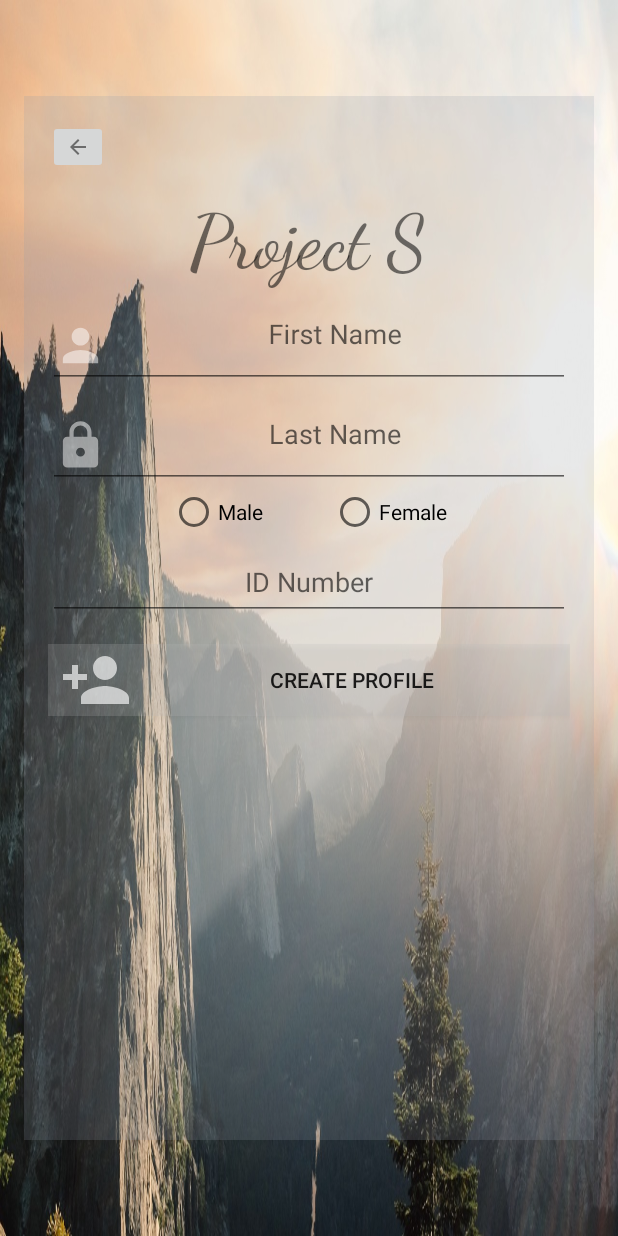
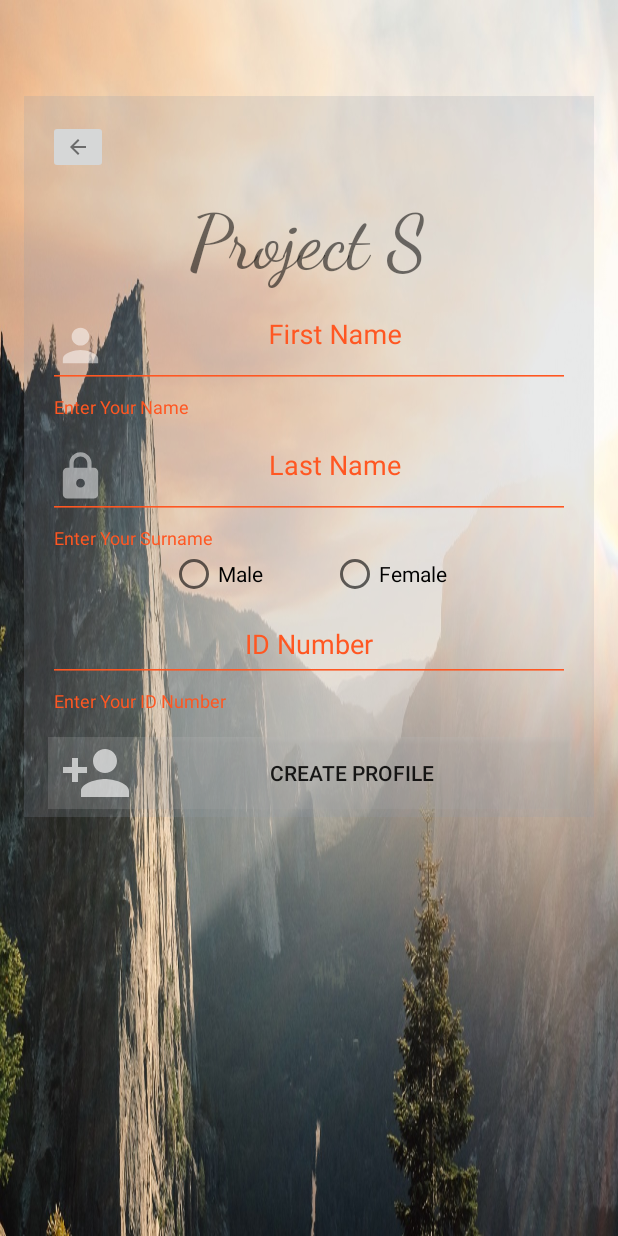
Before and after one commit to NgakaMafona/ProjectS, an Android app: the fragment ProfileSetUp placed in its activity, after a tap on "CREATE PROFILE", on a phone screen of 412 x 824 dp. Run offline under Robolectric (Android 15) with nearby library versions, the phone set to English and light mode, and no system bars; our stand-ins replace ButterKnife, Firebase (no records; nobody signed in at launch, a user with empty details on screens opened directly).

Commit message:
Forth final Commit
1. Account creating completed
2. Sign in completed
3: Validations completed

```diff
--- a/app/src/main/java/layout/ProfileSetUp.java
+++ b/app/src/main/java/layout/ProfileSetUp.java
@@ -1,8 +1,12 @@
 package layout;
 
 
+import android.app.FragmentManager;
+import android.app.FragmentTransaction;
+import android.content.Intent;
 import android.os.Bundle;
 import android.app.Fragment;
+import android.support.design.widget.TextInputLayout;
 import android.view.LayoutInflater;
 import android.view.View;
 import android.view.ViewGroup;
@@ -16,10 +20,17 @@ import com.google.firebase.auth.FirebaseAuth;
 import com.google.firebase.database.DatabaseReference;
 import com.google.firebase.database.FirebaseDatabase;
 
+import java.util.Date;
+import java.util.HashMap;
+import java.util.Map;
+import java.util.Objects;
+
 import butterknife.BindView;
 import butterknife.ButterKnife;
 import za.co.developersjunction.projects.R;
+import za.co.developersjunction.projects.loginTest;
 import za.co.developersjunction.projects.pojo.user.User;
+import za.co.developersjunction.projects.utils.Validations;
 
 
 /**
@@ -29,14 +40,18 @@ public class ProfileSetUp extends Fragment implements RadioGroup.OnCheckedChange
 {
 
     //Bind edit text views
-    @BindView(R.id.edt_pro_firstname) EditText first_name;
-    @BindView(R.id.edt_pro_lastname) EditText last_name;
-    @BindView(R.id.edt_pro_idNumber) EditText id_number;
+    EditText first_name;
+    EditText last_name;
+    EditText id_number;
 
     //Bind RadioGroup
     @BindView(R.id.rdg_gender)RadioGroup rdg_gender;
 
     Button btn_create;
+
+    TextInputLayout til_name;
+    TextInputLayout til_surname;
+    TextInputLayout til_idNumber;
 
     String gender;
     String name;
@@ -60,11 +75,21 @@ public class ProfileSetUp extends Fragment implements RadioGroup.OnCheckedChange
         // Inflate the layout for this fragment
         v  = inflater.inflate(R.layout.fragment_profile_set_up, container, false);
 
-        ButterKnife.bind(this,v);
+        //ButterKnife.bind(this,v);
 
+        first_name = (EditText) v.findViewById(R.id.edt_pro_firstname);
+        last_name = (EditText) v.findViewById(R.id.edt_pro_lastname);
+        id_number = (EditText) v.findViewById(R.id.edt_pro_idNumber);
+
+        til_name = (TextInputLayout) v.findViewById(R.id.til_pro_fname);
+        til_surname = (TextInputLayout) v.findViewById(R.id.til_pro_lname);
+        til_idNumber = (TextInputLayout) v.findViewById(R.id.til_pro_idNumber);
+
+        rdg_gender = (RadioGroup) v.findViewById(R.id.rdg_gender);
         btn_create = (Button) v.findViewById(R.id.btn_create_pro);
 
         btn_create.setOnClickListener(this);
+        rdg_gender.setOnCheckedChangeListener(this);
 
         mFirebaseAuth = FirebaseAuth.getInstance();
 
@@ -91,25 +116,123 @@ public class ProfileSetUp extends Fragment implements RadioGroup.OnCheckedChange
     @Override
     public void onClick(View view)
     {
-        //Toast.makeText(getActivity(),"I got Clicked",Toast.LENGTH_LONG).show();
 
-        name = first_name.getText().toString();
-        surname = last_name.getText().toString();
-        str_id = id_number.getText().toString();
+        int btn_id = view.getId();
 
-        int id = Integer.parseInt(str_id);
 
-        User u = new User(name,surname,gender,id);
 
-        addUser(u);
+        if(btn_id == R.id.img_btn_back)
+        {
+            SignUp signUp = new SignUp();
+
+            FragmentManager fm = getFragmentManager();
+            FragmentTransaction ft = fm.beginTransaction();
+
+            ft.add(R.id.container,signUp);
+            ft.commit();
+
+        }
+        else
+        {
+            Validations val = new Validations();
+
+            name = first_name.getText().toString();
+            surname = last_name.getText().toString();
+            str_id = id_number.getText().toString();
+
+            boolean valid_name = false;
+            boolean valid_surname = false;
+            boolean valid_id = false;
+
+            if(name.equalsIgnoreCase(""))
+            {
+                til_name.setError("Enter Your Name");
+            }
+            else
+            {
+                til_name.setError("");
+
+                valid_name = val.validString(name);
+
+                if(!valid_name)
+                {
+                    til_name.setError("No numbers or special characters allowed");
+                }
+                else
+                {
+                    til_name.setError("");
+                }
+            }
+
+            if(surname.equalsIgnoreCase(""))
+            {
+                til_surname.setError("Enter Your Surname");
+            }
+            else
+            {
+                til_surname.setError("");
+                valid_surname = val.validString(surname);
+
+                if(!valid_surname)
+                {
+                    til_name.setError("No numbers or special characters allowed");
+                }
+                else
+                {
+                    til_surname.setError("");
+                }
+            }
+
+            if(str_id.equalsIgnoreCase(""))
+            {
+                til_idNumber.setError("Enter Your ID Number");
+            }
+            else
+            {
+                til_idNumber.setError("");
+
+                valid_id = val.isValidID(str_id);
+
+                if(!valid_id)
+                {
+                    til_idNumber.setError("Enter a valid ID number");
+                }
+                else
+                {
+                    til_idNumber.setError("");
+                }
+            }
+
+            if(valid_name && valid_surname && valid_id)
+            {
+                Date date = new Date();
+
+                String date_cr = date.toString();
+                String date_mod = date.toString();
+
+                User u = new User(date_cr,date_mod,name,surname,gender,str_id);
+
+                addUser(u);
+
+                startActivity(new Intent(getActivity(),loginTest.class));
+            }
+        }
 
     }
 
     private void addUser(User u)
     {
+        User user = new User();
+        Map<String,Object> map = new HashMap<String,Object>();
+
+        //Retrieve user details in hashmap
+        map = user.toMap(u);
+
         db = FirebaseDatabase.getInstance().getReference();
 
-        db.child("User").child(mFirebaseAuth.getCurrentUser().getUid()).setValue(u);
+
+        //Add user details to the Users table
+        db.child("User").child(mFirebaseAuth.getCurrentUser().getUid()).updateChildren(map);
 
         Toast.makeText(getActivity(),"Profile created",Toast.LENGTH_LONG).show();
     }
--- a/app/src/main/res/layout/fragment_profile_set_up.xml
+++ b/app/src/main/res/layout/fragment_profile_set_up.xml
@@ -1,4 +1,4 @@
-<FrameLayout xmlns:android="http://schemas.android.com/apk/res/android"
+<ScrollView xmlns:android="http://schemas.android.com/apk/res/android"
             xmlns:tools="http://schemas.android.com/tools"
             android:layout_width="match_parent"
             android:layout_height="match_parent"
@@ -8,6 +8,9 @@
             android:paddingTop="@dimen/frag_vertical_margin"
             tools:context="layout.ProfileSetUp"
             android:background="@drawable/img_dawn_landscape_mountains_nature">
+
+    <FrameLayout android:layout_width="match_parent"
+                 android:layout_height="match_parent">
 
         <LinearLayout
             android:layout_gravity="center"
@@ -56,7 +59,7 @@
             </android.support.design.widget.TextInputLayout>
 
             <android.support.design.widget.TextInputLayout
-            android:id="@+id/til_lname"
+                android:id="@+id/til_pro_lname"
                 android:layout_width="match_parent"
                 android:layout_height="wrap_content">
 
@@ -94,7 +97,7 @@
             </RadioGroup>
 
             <android.support.design.widget.TextInputLayout
-            android:id="@+id/til_log_idNumber"
+                android:id="@+id/til_pro_idNumber"
                 android:layout_width="match_parent"
                 android:layout_height="wrap_content">
 
@@ -126,3 +129,6 @@
 
 
     </FrameLayout>
+
+
+</ScrollView>
```
Also changed, not shown: app/src/main/java/layout/SignIn.java (+15 -3 lines), app/src/main/java/layout/SignUp.java (+45 -27 lines), app/src/main/java/za/co/developersjunction/projects/loginTest.java (+7 -9 lines), app/src/main/java/za/co/developersjunction/projects/pojo/user/User.java (+73 -3 lines), app/src/main/java/za/co/developersjunction/projects/utils/Validations.java (+49 -0 lines). Lines whose indentation alone changed are shown as unchanged.
